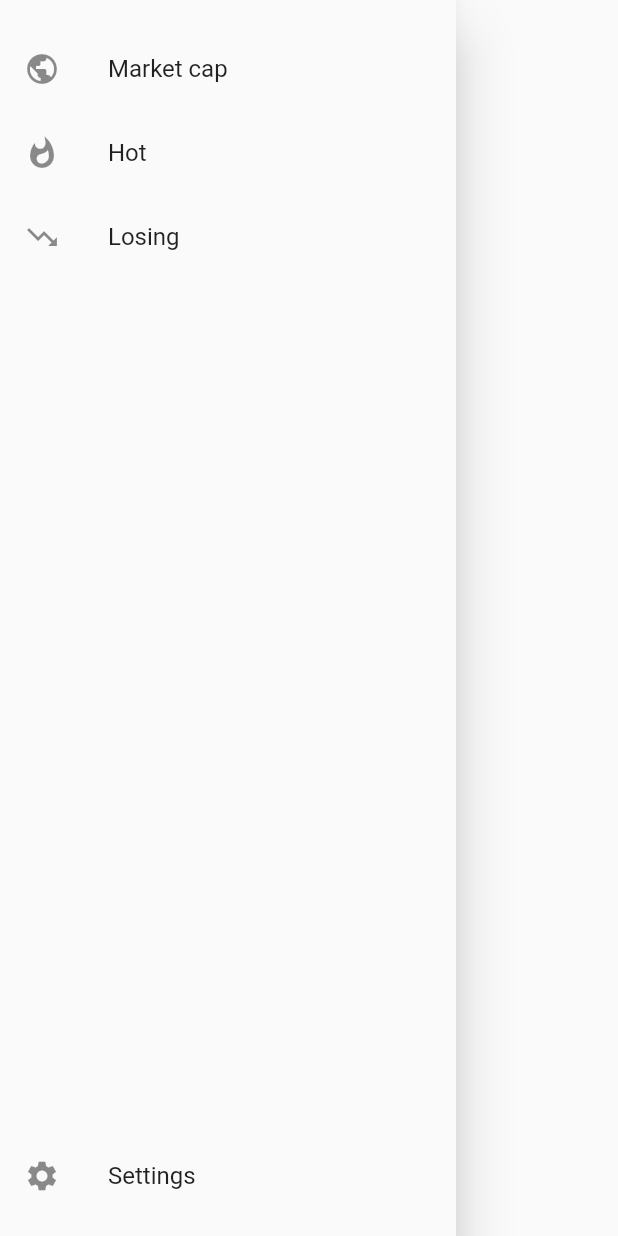
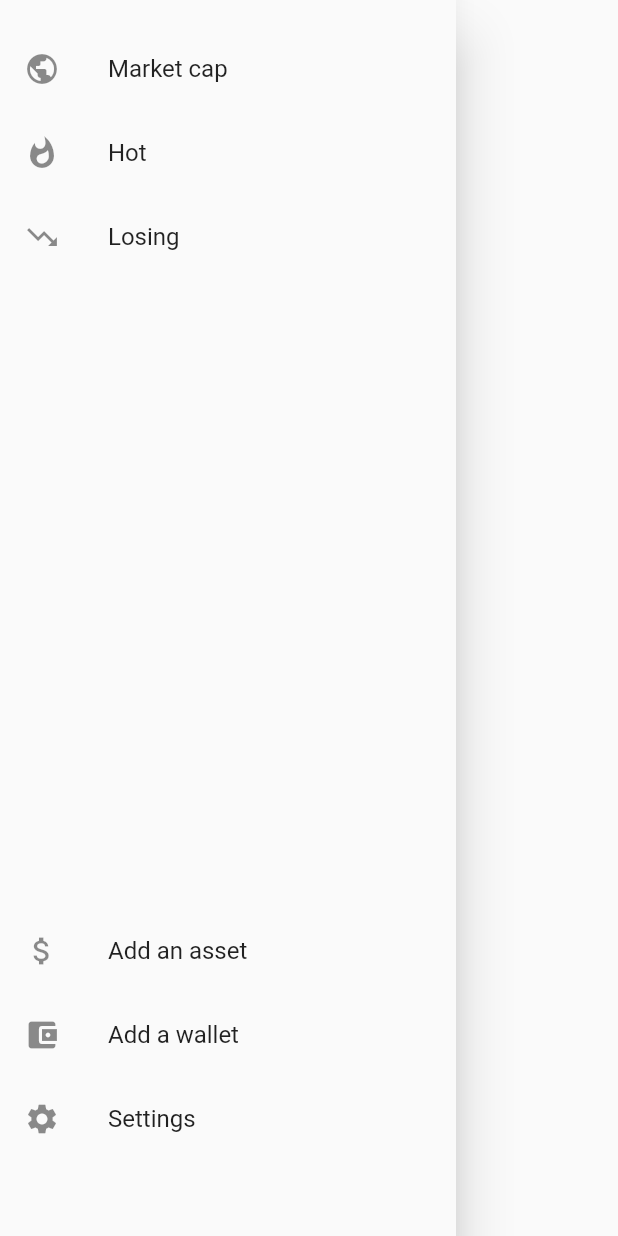
Before and after one commit to damoonrashidi/bitalarm, a Flutter app: the AllDrawer widget shown alone on an empty page, opened directly, on a phone screen of 412 x 824 dp. Run offline on Flutter 3.47's test engine with Material 2 defaults, Android fonts, the light colour scheme and no system bars; our stand-ins replace shared_preferences, sqflite; missing offline and left inert: barcode_scan, flutter_circular_chart; accounts and stored records are empty; network calls fail.

Commit message:
added a few more optinos to the drawer and errored out a bit nicer when something goes wrong with the coinmarketcap api call

```diff
--- a/lib/components/all_drawer.dart
+++ b/lib/components/all_drawer.dart
@@ -48,12 +48,24 @@ class AllDrawer extends StatelessWidget {
               )
             ),
             new Container(
-              height: 50.0,
-              child: new ListTile(
-                leading: new Icon(Icons.settings),
-                title: new Text('Settings'),
-                onTap: () => Navigator.of(ctx).pushNamed('/settings')
-              )
+              height: 200.0,
+              child: new Column(children: <Widget>[
+                new ListTile(
+                  leading: new Icon(Icons.attach_money),
+                  title: new Text('Add an asset'),
+                  onTap: () => Navigator.of(ctx).pushNamed('/assets')
+                ),
+                new ListTile(
+                  leading: new Icon(Icons.account_balance_wallet),
+                  title: new Text('Add a wallet'),
+                  onTap: () => Navigator.of(ctx).pushNamed('/wallets')
+                ),
+                new ListTile(
+                  leading: new Icon(Icons.settings),
+                  title: new Text('Settings'),
+                  onTap: () => Navigator.of(ctx).pushNamed('/settings')
+                )
+              ],)
             )
           ],
         ),
```
Also changed, not shown: lib/pages/all.page.dart (+9 -0 lines), lib/pages/watchlist.page.dart (+16 -7 lines).
